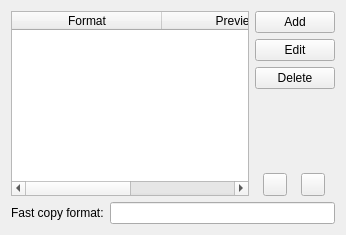
Old version of the form applet/ui/clipboard.ui in the repository Emdek/plasmoid-adjustable-clock.
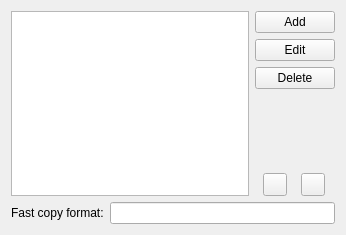
New version of the form. Custom widgets are drawn as their Qt base class.

Commit message: Replace table by list

What changed in the file:
```diff
--- a/applet/ui/clipboard.ui
+++ b/applet/ui/clipboard.ui
@@ -17,35 +17,13 @@
    <item>
     <layout class="QHBoxLayout" name="tableLayout">
      <item>
-      <widget class="QTableWidget" name="clipboardActionsTable">
+      <widget class="QListWidget" name="clipboardActionsList">
        <property name="alternatingRowColors">
         <bool>true</bool>
        </property>
        <property name="selectionMode">
         <enum>QAbstractItemView::SingleSelection</enum>
        </property>
-       <property name="selectionBehavior">
-        <enum>QAbstractItemView::SelectRows</enum>
-       </property>
-       <attribute name="horizontalHeaderDefaultSectionSize">
-        <number>150</number>
-       </attribute>
-       <attribute name="horizontalHeaderStretchLastSection">
-        <bool>true</bool>
-       </attribute>
-       <attribute name="verticalHeaderVisible">
-        <bool>false</bool>
-       </attribute>
-       <column>
-        <property name="text">
-         <string>Format</string>
-        </property>
-       </column>
-       <column>
-        <property name="text">
-         <string>Preview</string>
-        </property>
-       </column>
       </widget>
      </item>
      <item>
```
The commit also changes 6 other files.
